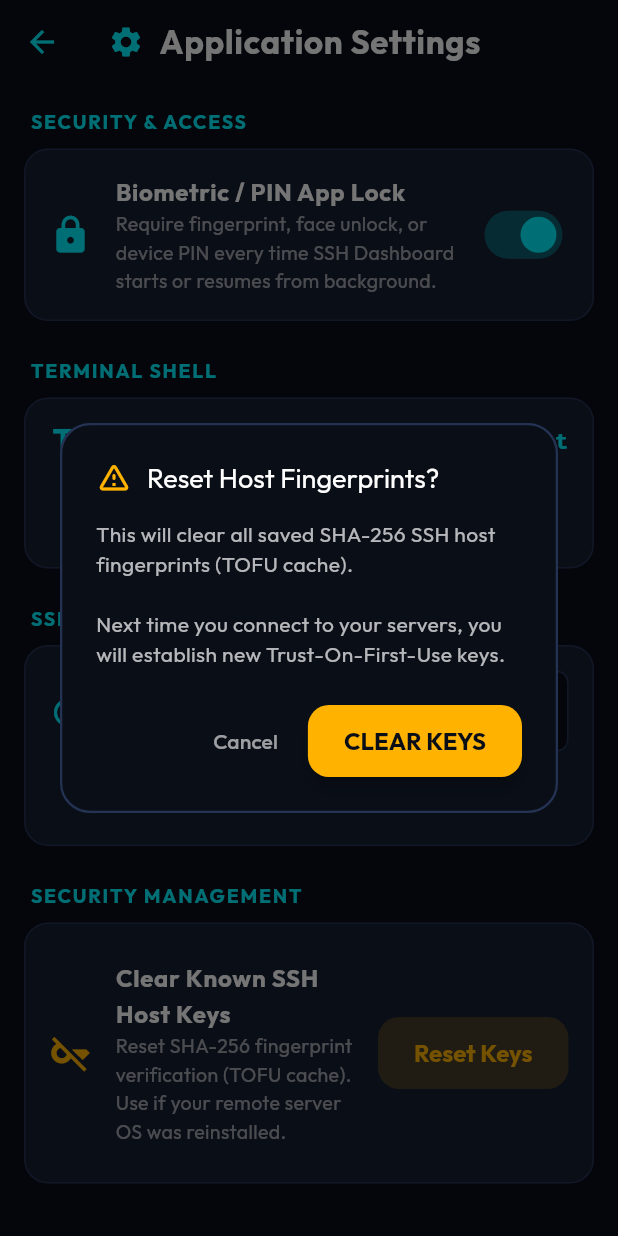
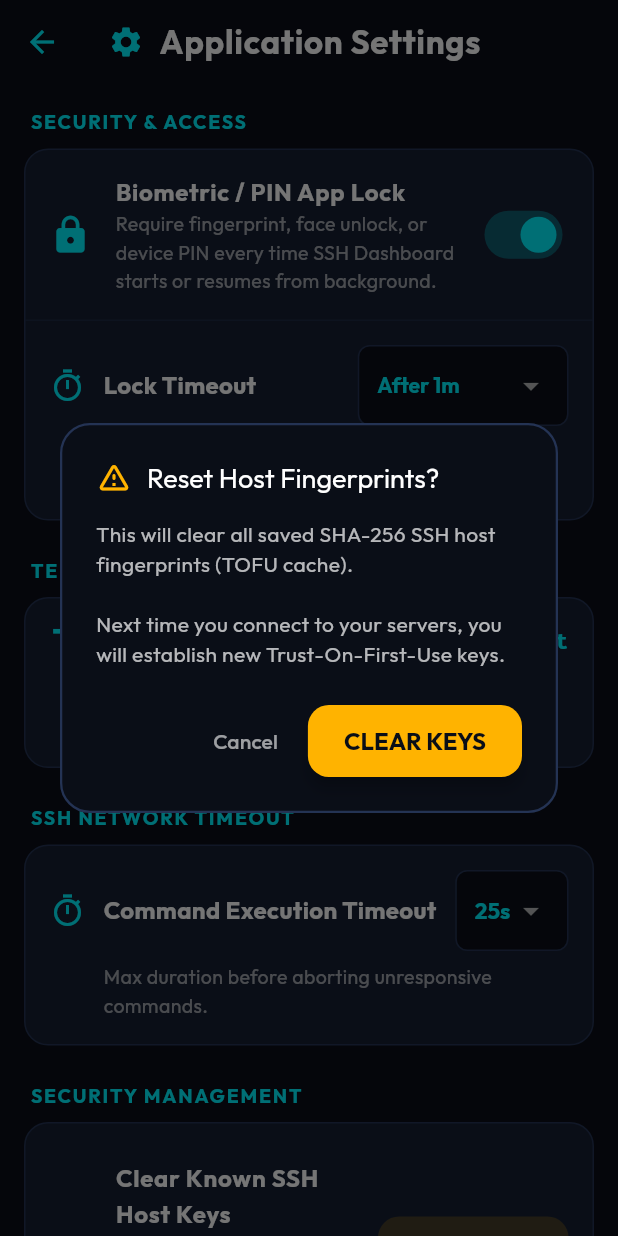
Before and after one commit to andyb3rry/SSH_Dashboard, a Flutter app: the SettingsScreen screen opened directly, after a tap on "Biometric / PIN App Lock", after a tap on "Reset Keys", on a phone screen of 412 x 824 dp. Run offline on Flutter 3.47's test engine with Material 3 defaults, Android fonts, the phone set to English and light mode, and no system bars; our stand-ins replace fl_chart, flutter_secure_storage, google_fonts, local_auth, shared_preferences; missing offline and left inert: dartssh2, xterm; accounts and stored records are empty.

Commit message:
Less stringent biometrics and README download buttons

```diff
--- a/lib/screens/settings/settings_screen.dart
+++ b/lib/screens/settings/settings_screen.dart
@@ -15,6 +15,7 @@ class _SettingsScreenState extends State<SettingsScreen> {
   final StorageService _storage = StorageService();
 
   bool _appLockEnabled = false;
+  int _appLockTimeoutSeconds = 60;
   double _terminalFontSize = 14.0;
   int _sshTimeoutSeconds = 25;
   bool _isLoading = true;
@@ -27,12 +28,14 @@ class _SettingsScreenState extends State<SettingsScreen> {
 
   Future<void> _loadSettings() async {
     final lock = await _storage.isAppLockEnabled();
+    final appLockTimeout = await _storage.getAppLockTimeoutSeconds();
     final font = await _storage.getTerminalFontSize();
     final timeout = await _storage.getSshTimeoutSeconds();
 
     if (mounted) {
       setState(() {
         _appLockEnabled = lock;
+        _appLockTimeoutSeconds = appLockTimeout;
         _terminalFontSize = font;
         _sshTimeoutSeconds = timeout;
         _isLoading = false;
@@ -99,6 +102,30 @@ class _SettingsScreenState extends State<SettingsScreen> {
     if (mounted) {
       setState(() => _sshTimeoutSeconds = seconds);
     }
+  }
+
+  Future<void> _changeAppLockTimeout(int seconds) async {
+    await _storage.setAppLockTimeoutSeconds(seconds);
+    if (mounted) {
+      setState(() => _appLockTimeoutSeconds = seconds);
+      ScaffoldMessenger.of(context).showSnackBar(
+        const SnackBar(
+          content: Text('⏳ App Lock timeout updated!'),
+          backgroundColor: AppTheme.emerald,
+        ),
+      );
+    }
+  }
+
+  String _getTimeoutExplanation(int seconds) {
+    if (seconds == -1) {
+      return 'Authentication is only required when launching the app from cold start / full close.';
+    }
+    if (seconds == 0) {
+      return 'Authentication is required immediately whenever you leave or background the app.';
+    }
+    String timeStr = seconds < 60 ? '${seconds}s' : '${seconds ~/ 60}m';
+    return 'Authentication is required when left in background for over $timeStr (and on cold start).';
   }
 
   Future<void> _clearHostKeys() async {
@@ -170,7 +197,9 @@ class _SettingsScreenState extends State<SettingsScreen> {
                     borderRadius: BorderRadius.circular(16),
                     border: Border.all(color: AppTheme.cardBorder),
                   ),
-                  child: Material(
+                  child: Column(
+                    children: [
+                      Material(
                         color: Colors.transparent,
                         borderRadius: BorderRadius.circular(16),
                         child: SwitchListTile(
@@ -190,6 +219,72 @@ class _SettingsScreenState extends State<SettingsScreen> {
                             size: 28,
                           ),
                         ),
+                      ),
+                      if (_appLockEnabled) ...[
+                        Divider(color: AppTheme.cardBorder.withValues(alpha: 0.5), height: 1),
+                        Padding(
+                          padding: const EdgeInsets.all(16),
+                          child: Column(
+                            crossAxisAlignment: CrossAxisAlignment.start,
+                            children: [
+                              Row(
+                                mainAxisAlignment: MainAxisAlignment.spaceBetween,
+                                children: [
+                                  Expanded(
+                                    child: Row(
+                                      children: [
+                                        const Icon(Icons.timer_outlined, color: AppTheme.neonCyan),
+                                        const SizedBox(width: 12),
+                                        Flexible(
+                                          child: Text(
+                                            'Lock Timeout',
+                                            style: GoogleFonts.outfit(color: Colors.white, fontWeight: FontWeight.bold, fontSize: 16),
+                                          ),
+                                        ),
+                                      ],
+                                    ),
+                                  ),
+                                  const SizedBox(width: 12),
+                                  Container(
+                                    padding: const EdgeInsets.symmetric(horizontal: 12, vertical: 2),
+                                    decoration: BoxDecoration(
+                                      color: AppTheme.obsidian,
+                                      borderRadius: BorderRadius.circular(8),
+                                      border: Border.all(color: AppTheme.cardBorder),
+                                    ),
+                                    child: DropdownButton<int>(
+                                      value: _appLockTimeoutSeconds,
+                                      dropdownColor: AppTheme.obsidian,
+                                      style: GoogleFonts.outfit(color: AppTheme.neonCyan, fontWeight: FontWeight.bold, fontSize: 14),
+                                      underline: const SizedBox(),
+                                      items: const [
+                                        DropdownMenuItem(value: -1, child: Text('On Close Only')),
+                                        DropdownMenuItem(value: 0, child: Text('Immediately')),
+                                        DropdownMenuItem(value: 30, child: Text('After 30s')),
+                                        DropdownMenuItem(value: 60, child: Text('After 1m')),
+                                        DropdownMenuItem(value: 300, child: Text('After 5m')),
+                                        DropdownMenuItem(value: 900, child: Text('After 15m')),
+                                      ],
+                                      onChanged: (val) {
+                                        if (val != null) _changeAppLockTimeout(val);
+                                      },
+                                    ),
+                                  ),
+                                ],
+                              ),
+                              const SizedBox(height: 8),
+                              Padding(
+                                padding: const EdgeInsets.only(left: 36),
+                                child: Text(
+                                  _getTimeoutExplanation(_appLockTimeoutSeconds),
+                                  style: GoogleFonts.outfit(color: Colors.white60, fontSize: 13),
+                                ),
+                              ),
+                            ],
+                          ),
+                        ),
+                      ],
+                    ],
                   ),
                 ),
                 const SizedBox(height: 24),
--- a/lib/services/app_lock_service.dart
+++ b/lib/services/app_lock_service.dart
@@ -10,8 +10,10 @@ class AppLockService {
   final LocalAuthentication _auth = LocalAuthentication();
   bool _isUnlocked = false;
   bool _isAuthenticating = false;
+  DateTime? _pausedAt;
 
   bool get isUnlocked => _isUnlocked;
+  bool get isAuthenticating => _isAuthenticating;
 
   Future<bool> authenticate({
     String reason = 'Please authenticate to access Server Commander SSH',
@@ -23,9 +25,10 @@ class AppLockService {
         _isUnlocked = true;
         return true;
       }
+      if (_isUnlocked || _isAuthenticating) return _isUnlocked;
+    } else {
+      if (_isAuthenticating) return false;
     }
-
-    if (_isUnlocked || _isAuthenticating) return _isUnlocked;
     _isAuthenticating = true;
 
     try {
@@ -55,10 +58,52 @@ class AppLockService {
     }
   }
 
+  Future<void> onAppPaused() async {
+    if (_isAuthenticating || !_isUnlocked) return;
+
+    final enabled = await StorageService().isAppLockEnabled();
+    if (!enabled) return;
+
+    final timeout = await StorageService().getAppLockTimeoutSeconds();
+    if (timeout == 0) {
+      _isUnlocked = false;
+      _pausedAt = null;
+    } else if (timeout == -1) {
+      _pausedAt = null;
+    } else {
+      _pausedAt = DateTime.now();
+    }
+  }
+
+  Future<void> onAppResumed() async {
+    if (_isAuthenticating || !_isUnlocked) return;
+
+    final enabled = await StorageService().isAppLockEnabled();
+    if (!enabled) {
+      _pausedAt = null;
+      return;
+    }
+
+    final timeout = await StorageService().getAppLockTimeoutSeconds();
+    if (timeout == -1 || timeout == 0) {
+      _pausedAt = null;
+      return;
+    }
+
+    if (_pausedAt != null) {
+      final elapsed = DateTime.now().difference(_pausedAt!).inSeconds;
+      _pausedAt = null;
+      if (elapsed >= timeout) {
+        _isUnlocked = false;
+      }
+    }
+  }
+
   Future<void> lock() async {
     final enabled = await StorageService().isAppLockEnabled();
     if (enabled) {
       _isUnlocked = false;
+      _pausedAt = null;
     }
   }
 }
--- a/lib/services/storage_service.dart
+++ b/lib/services/storage_service.dart
@@ -133,6 +133,7 @@ class StorageService {
   }
 
   static const String _appLockEnabledKey = 'app_lock_biometric_enabled';
+  static const String _appLockTimeoutKey = 'app_lock_timeout_seconds';
   static const String _terminalFontSizeKey = 'terminal_font_size';
   static const String _sshTimeoutKey = 'ssh_command_timeout_seconds';
   static const String _autoRefreshIntervalKey = 'auto_refresh_interval_seconds';
@@ -145,6 +146,16 @@ class StorageService {
   Future<void> setAppLockEnabled(bool enabled) async {
     final prefs = await SharedPreferences.getInstance();
     await prefs.setBool(_appLockEnabledKey, enabled);
+  }
+
+  Future<int> getAppLockTimeoutSeconds() async {
+    final prefs = await SharedPreferences.getInstance();
+    return prefs.getInt(_appLockTimeoutKey) ?? 60;
+  }
+
+  Future<void> setAppLockTimeoutSeconds(int seconds) async {
+    final prefs = await SharedPreferences.getInstance();
+    await prefs.setInt(_appLockTimeoutKey, seconds);
   }
 
   Future<double> getTerminalFontSize() async {
```
Also changed, not shown: lib/screens/main_navigation_screen.dart (+9 -2 lines), 2 other files. Lines whose indentation alone changed are shown as unchanged.
